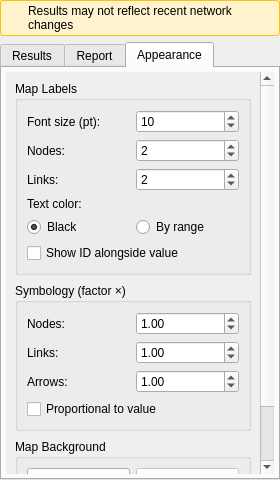
Before: the Qt Designer form ui/analysis/qgisred_results_dock.ui in qgisred/QGISRed, drawn with Qt 5.
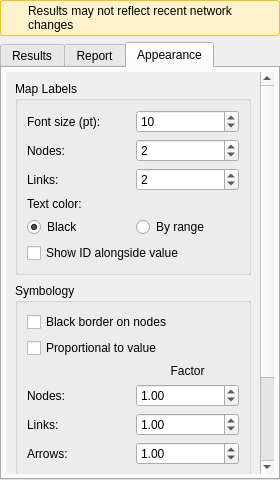
After: the same form once the commit is applied. The open tabs and pages were chosen to show the change.

Commit message: Results: Option to show border in nodes

Patch:
```diff
--- a/ui/analysis/qgisred_results_dock.ui
+++ b/ui/analysis/qgisred_results_dock.ui
@@ -1165,17 +1165,41 @@
             <item>
              <widget class="QGroupBox" name="groupBoxSymbology">
               <property name="title">
-               <string>Symbology (factor ×)</string>
+               <string>Symbology</string>
               </property>
               <layout class="QGridLayout" name="gridLayout_symbology">
-               <item row="0" column="0">
+               <item row="0" column="0" colspan="2">
+                <widget class="QCheckBox" name="cbNodeBorder">
+                 <property name="text">
+                  <string>Black border on nodes</string>
+                 </property>
+                </widget>
+               </item>
+               <item row="1" column="0" colspan="2">
+                <widget class="QCheckBox" name="cbProportional">
+                 <property name="text">
+                  <string>Proportional to value</string>
+                 </property>
+                </widget>
+               </item>
+               <item row="2" column="1">
+                <widget class="QLabel" name="lbFactorHeader">
+                 <property name="text">
+                  <string>Factor</string>
+                 </property>
+                 <property name="alignment">
+                  <set>Qt::AlignHCenter|Qt::AlignVCenter</set>
+                 </property>
+                </widget>
+               </item>
+               <item row="3" column="0">
                 <widget class="QLabel" name="lbSymbolFactor">
                  <property name="text">
                   <string>Nodes:</string>
                  </property>
                 </widget>
                </item>
-               <item row="0" column="1">
+               <item row="3" column="1">
                 <widget class="QDoubleSpinBox" name="dspSymbolFactor">
                  <property name="minimum">
                   <double>0.250000000000000</double>
@@ -1194,14 +1218,14 @@
                  </property>
                 </widget>
                </item>
-               <item row="1" column="0">
+               <item row="4" column="0">
                 <widget class="QLabel" name="lbPipeFactor">
                  <property name="text">
                   <string>Links:</string>
                  </property>
                 </widget>
                </item>
-               <item row="1" column="1">
+               <item row="4" column="1">
                 <widget class="QDoubleSpinBox" name="dspPipeFactor">
                  <property name="minimum">
                   <double>0.250000000000000</double>
@@ -1220,14 +1244,14 @@
                  </property>
                 </widget>
                </item>
-               <item row="2" column="0">
+               <item row="5" column="0">
                 <widget class="QLabel" name="lbArrowFactor">
                  <property name="text">
                   <string>Arrows:</string>
                  </property>
                 </widget>
                </item>
-               <item row="2" column="1">
+               <item row="5" column="1">
                 <widget class="QDoubleSpinBox" name="dspArrowFactor">
                  <property name="minimum">
                   <double>0.250000000000000</double>
@@ -1246,13 +1270,6 @@
                  </property>
                 </widget>
                </item>
-               <item row="3" column="0" colspan="2">
-                <widget class="QCheckBox" name="cbProportional">
-                 <property name="text">
-                  <string>Proportional to value</string>
-                 </property>
-                </widget>
-               </item>
               </layout>
              </widget>
             </item>
```
The commit also changes 9 other files.
